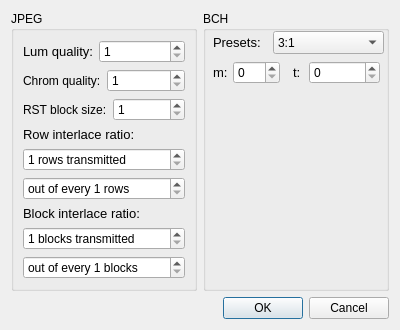
Above: Corrupt/settingsdialog.ui from snikulov/vidstream before the change. Below: the same form after it.
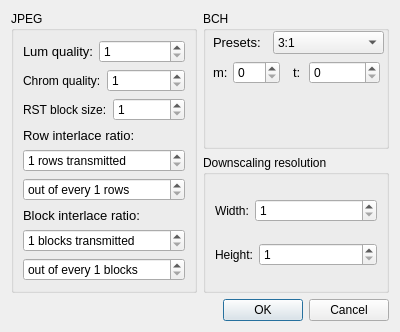
That is the form after the change.

Commit message: resolution added to settings

What changed in the file:
```diff
--- a/Corrupt/settingsdialog.ui
+++ b/Corrupt/settingsdialog.ui
@@ -7,14 +7,14 @@
     <x>0</x>
     <y>0</y>
     <width>400</width>
-    <height>328</height>
+    <height>332</height>
    </rect>
   </property>
   <property name="windowTitle">
    <string>Dialog</string>
   </property>
-  <layout class="QGridLayout" name="gridLayout" rowstretch="1,1" columnstretch="1,1">
-   <item row="1" column="0" colspan="2">
+  <layout class="QGridLayout" name="gridLayout" rowstretch="1,1,0" columnstretch="1,1">
+   <item row="2" column="0" colspan="2">
     <widget class="QDialogButtonBox" name="buttonBox">
      <property name="orientation">
       <enum>Qt::Horizontal</enum>
@@ -167,7 +167,58 @@
      </widget>
     </widget>
    </item>
-   <item row="0" column="0">
+   <item row="1" column="1">
+    <widget class="QGroupBox" name="ResolutionGroupBox">
+     <property name="title">
+      <string>Downscaling resolution</string>
+     </property>
+     <layout class="QVBoxLayout" name="verticalLayout">
+      <item>
+       <layout class="QHBoxLayout" name="horizontalLayout_4" stretch="0,1">
+        <item>
+         <widget class="QLabel" name="label_9">
+          <property name="text">
+           <string>Width:</string>
+          </property>
+         </widget>
+        </item>
+        <item>
+         <widget class="QSpinBox" name="widthSpinBox">
+          <property name="minimum">
+           <number>1</number>
+          </property>
+          <property name="maximum">
+           <number>1280</number>
+          </property>
+         </widget>
+        </item>
+       </layout>
+      </item>
+      <item>
+       <layout class="QHBoxLayout" name="horizontalLayout_5" stretch="0,1">
+        <item>
+         <widget class="QLabel" name="label_10">
+          <property name="text">
+           <string>Height:</string>
+          </property>
+         </widget>
+        </item>
+        <item>
+         <widget class="QSpinBox" name="heightSpinBox">
+          <property name="minimum">
+           <number>1</number>
+          </property>
+          <property name="maximum">
+           <number>720</number>
+          </property>
+         </widget>
+        </item>
+       </layout>
+      </item>
+     </layout>
+    </widget>
+   </item>
+   <item row="0" column="0" rowspan="2">
     <widget class="QGroupBox" name="JpegGroupBox">
      <property name="title">
       <string>JPEG</string>
```
The commit also changes 4 other files.
